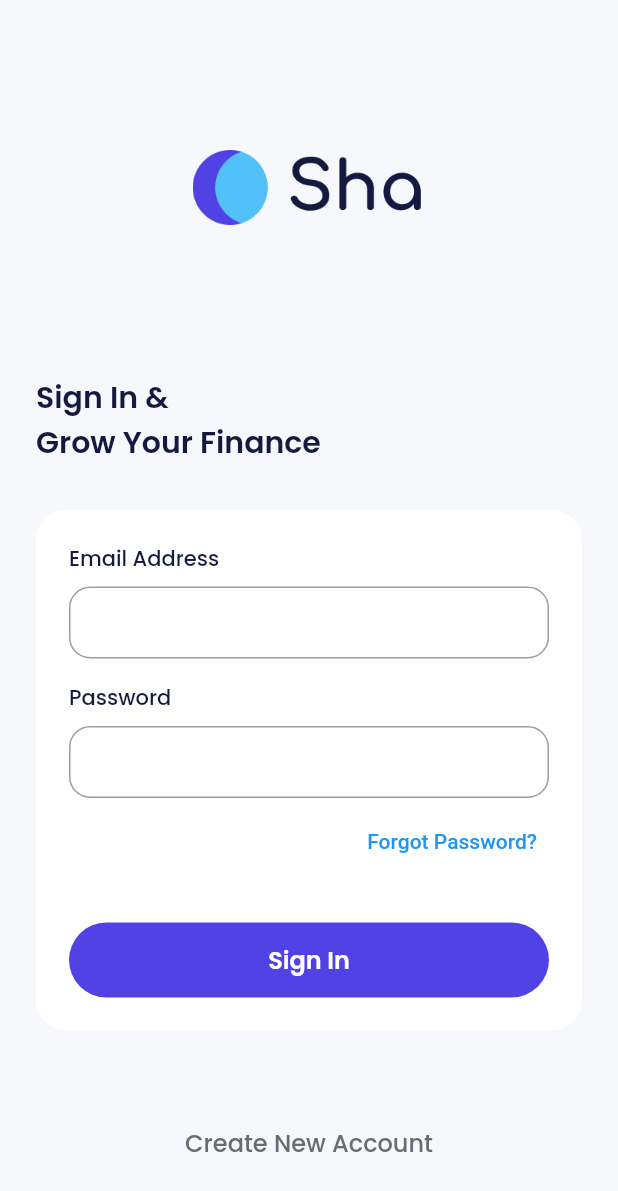
After one commit to davadaviar/ewallet-sha, a Flutter app: the SignInPage screen opened directly, on a phone screen of 412 x 824 dp. The commit adds this screen. Shown: the top 1191 px of the screen. Run offline on Flutter 3.47's test engine with Material 2 defaults, Android fonts, the phone set to English and light mode, and no system bars; our stand-ins replace carousel_slider, google_fonts.

Commit message:
Finishing sign in page

```diff
--- a/lib/ui/pages/onboarding_page.dart
+++ b/lib/ui/pages/onboarding_page.dart
@@ -1,4 +1,5 @@
 import 'package:bank_sha/shared/theme.dart';
+import 'package:bank_sha/ui/pages/signin_page.dart';
 import 'package:carousel_slider/carousel_slider.dart';
 import 'package:flutter/material.dart';
 
@@ -142,7 +143,7 @@ class _OnboardingPageState extends State<OnboardingPage> {
                         height: 50,
                         child: TextButton(
                           onPressed: () {
-
+                            Navigator.push(context, MaterialPageRoute(builder: (context) => const SignInPage(),),);
                           },
                           style: TextButton.styleFrom(
                             padding: const EdgeInsets.symmetric(vertical: 10),
--- /dev/null
+++ b/lib/ui/pages/signin_page.dart
@@ -0,0 +1,154 @@
+import 'package:bank_sha/shared/theme.dart';
+import 'package:flutter/material.dart';
+
+class SignInPage extends StatelessWidget {
+  const SignInPage({super.key});
+
+  @override
+  Widget build(BuildContext context) {
+    return Scaffold(
+      backgroundColor: backgroundLightColor,
+      body: ListView(
+        padding: const EdgeInsets.symmetric(horizontal: 24),
+        children: [
+          Container(
+            margin: const EdgeInsets.symmetric(
+              vertical: 100,
+            ),
+            width: 155,
+            height: 50,
+            decoration: const BoxDecoration(
+              image: DecorationImage(
+                image: AssetImage('assets/img_logo_light.png'),
+              ),
+            ),
+          ),
+          Text(
+            'Sign In & \nGrow Your Finance',
+            style: blackTextStyle.copyWith(
+              fontSize: 20,
+              fontWeight: semiBold,
+            ),
+          ),
+          const SizedBox(
+            height: 30,
+          ),
+          Container(
+            padding: const EdgeInsets.all(22),
+            decoration: BoxDecoration(
+              borderRadius: BorderRadius.circular(20),
+              color: baseWhite,
+            ),
+            child: Column(
+              crossAxisAlignment: CrossAxisAlignment.start,
+              children: [
+                // email input
+                Column(
+                  crossAxisAlignment: CrossAxisAlignment.start,
+                  children: [
+                    Text(
+                      'Email Address',
+                      style: blackTextStyle.copyWith(
+                        fontSize: 14,
+                        fontWeight: medium,
+                      ),
+                    ),
+                    const SizedBox(
+                      height: 8,
+                    ),
+                    TextFormField(
+                      decoration: InputDecoration(
+                        border: OutlineInputBorder(
+                          borderRadius: BorderRadius.circular(14),
+                        ),
+                        contentPadding: const EdgeInsets.all(12),
+                      ),
+                    )
+                  ],
+                ),
+                const SizedBox(
+                  height: 16,
+                ),
+                // password input
+                Column(
+                  crossAxisAlignment: CrossAxisAlignment.start,
+                  children: [
+                    Text(
+                      'Password',
+                      style: blackTextStyle.copyWith(
+                        fontSize: 14,
+                        fontWeight: medium,
+                      ),
+                    ),
+                    const SizedBox(
+                      height: 8,
+                    ),
+                    TextFormField(
+                      obscureText: true,
+                      decoration: InputDecoration(
+                        border: OutlineInputBorder(
+                          borderRadius: BorderRadius.circular(14),
+                        ),
+                        contentPadding: const EdgeInsets.all(12),
+                      ),
+                    ),
+                    const SizedBox(
+                      height: 5,
+                    ),
+                    Align(
+                      alignment: Alignment.centerRight,
+                      child: TextButton(
+                        onPressed: () {},
+                        child: const Text(
+                          'Forgot Password?',
+                        ),
+                      ),
+                    ),
+                    const SizedBox(
+                      height: 30,
+                    ),
+                    SizedBox(
+                      width: double.infinity,
+                      height: 50,
+                      child: TextButton(
+                        onPressed: () {},
+                        style: TextButton.styleFrom(
+                            backgroundColor: primaryColor,
+                            shape: RoundedRectangleBorder(
+                              borderRadius: BorderRadius.circular(50),
+                            )),
+                        child: Text(
+                          'Sign In',
+                          style: whiteTextStyle.copyWith(
+                            fontSize: 16,
+                            fontWeight: semiBold,
+                          ),
+                        ),
+                      ),
+                    ),
+                  ],
+                ),
+              ],
+            ),
+          ),
+          const SizedBox(
+            height: 50,
+          ),
+          SizedBox(
+            width: double.infinity,
+            height: 50,
+            child: TextButton(
+              onPressed: () {},
+              child: Text(
+                'Create New Account',
+                style: greyTextStyle.copyWith(
+                  fontSize: 16,
+                ),
+              ),
+            ),
+          )
+        ],
+      ),
+    );
+  }
+}
--- a/lib/ui/pages/splash_page.dart
+++ b/lib/ui/pages/splash_page.dart
@@ -15,7 +15,7 @@ class _SplashPageState extends State<SplashPage> {
 
 @override
   void initState() {
-    // TODO: implement initState
+
     super.initState();
     Timer(
       const Duration(seconds: 2),
```
